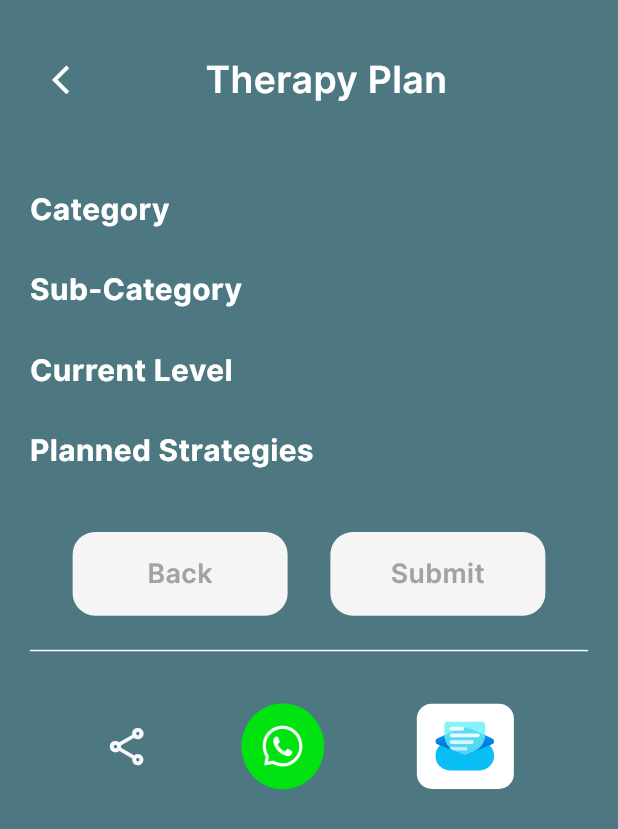
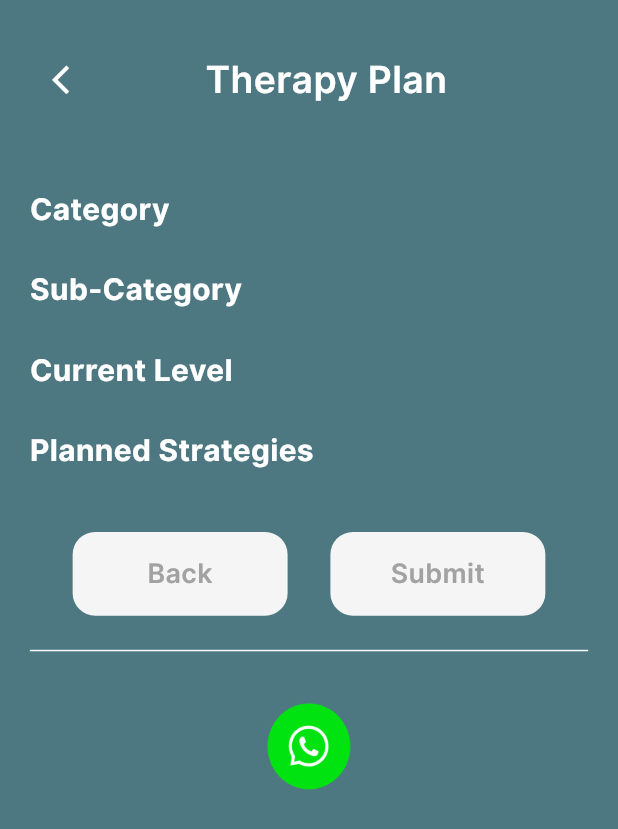
Before and after one commit to avadhworkzone/session_mate, a Flutter app: the TherapyPlan screen opened directly, on a phone screen of 412 x 824 dp. Shown: the top 829 px of the screen. Run offline on Flutter 3.47's test engine with Material 3 defaults, Android fonts, the light colour scheme and no system bars; our stand-ins replace carousel_slider, cloud_firestore, connectivity, firebase_auth, firebase_core, flutter_screenutil and 13 more; missing offline and left inert: credit_card_scanner, mailer, razorpay_flutter, worldtime; accounts and stored records are empty; project files that could hold a hidden picture were left out.

Commit message:
some chnages

```diff
--- a/lib/view/therapyPlanScreen/therapy_plan_screen.dart
+++ b/lib/view/therapyPlanScreen/therapy_plan_screen.dart
@@ -1,22 +1,15 @@
-import 'package:flutter/cupertino.dart';
 import 'package:flutter/material.dart';
-import 'package:flutter/widgets.dart';
 import 'package:flutter_screenutil/flutter_screenutil.dart';
 import 'package:get/get.dart';
-import 'package:session_mate/commonWidget/commom_textfield.dart';
 import 'package:session_mate/commonWidget/common_appbar.dart';
 import 'package:session_mate/commonWidget/custom_btn.dart';
 import 'package:session_mate/commonWidget/custom_text.dart';
 import 'package:session_mate/utils/app_colors.dart';
 import 'package:session_mate/utils/app_image_assets.dart';
 import 'package:session_mate/utils/app_string.dart';
-import 'package:session_mate/utils/common_methods.dart';
 import 'package:session_mate/utils/local_assets.dart';
 import 'package:session_mate/utils/size_config_utils.dart';
-import 'package:session_mate/view/bottomBar/bottom_bar_screen.dart';
-import 'package:session_mate/view/therapyPlanScreen/assessment_plan_screen.dart';
 import 'package:session_mate/viewModel/assessment_plan_view_model.dart';
-import 'package:session_mate/viewModel/bottom_bar_view_model.dart';
 import 'package:session_mate/viewModel/therapy_plan_view_model.dart';
 
 class TherapyPlan extends StatefulWidget {
@@ -232,8 +225,8 @@ class _TherapyPlanState extends State<TherapyPlan> {
                             CustomBtn(
                               onTap: () {
                                 therapyPlanViewModel.setTherapyData();
-                                therapyPlanViewModel.generateAndSendPDFOnEmail();
-
+                                therapyPlanViewModel
+                                    .generateAndSendPDFOnEmail();
                               },
                               height: 55.h,
                               width: 144.w,
@@ -278,11 +271,11 @@ class _TherapyPlanState extends State<TherapyPlan> {
                         Row(
                           mainAxisAlignment: MainAxisAlignment.spaceEvenly,
                           children: [
-                            Icon(
-                              Icons.share_outlined,
-                              color: AppColors.whiteFF,
-                              size: 30.w,
-                            ),
+                            // Icon(
+                            //   Icons.share_outlined,
+                            //   color: AppColors.whiteFF,
+                            //   size: 30.w,
+                            // ),
                             // Container(
                             //   decoration: BoxDecoration(
                             //       borderRadius: BorderRadius.circular(20),
@@ -300,8 +293,9 @@ class _TherapyPlanState extends State<TherapyPlan> {
                             //   ),
                             // ),
                             GestureDetector(
-                              onTap: (){
-                                therapyPlanViewModel.generateAndSendPdfOnWhatsApp();
+                              onTap: () {
+                                therapyPlanViewModel
+                                    .generateAndSendPdfOnWhatsApp();
                               },
                               child: LocalAssets(
                                 imagePath: AppImageAssets.whatsapp,
@@ -309,18 +303,18 @@ class _TherapyPlanState extends State<TherapyPlan> {
                                 width: 80.w,
                               ),
                             ),
-                            Container(
-                                height: 56.h,
-                                width: 65.w,
-                                decoration: BoxDecoration(
-                                  color: AppColors.white,
-                                  borderRadius: BorderRadius.circular(10),
-                                  // image: DecorationImage(image: LocalAssets(imagePath: AppImageAssets.download,boxFix: BoxFit.fill,imgColor: AppColors.primaryColor,)
-                                ),
-                                child: const Center(
-                                    child: LocalAssets(
-                                  imagePath: AppImageAssets.messageBox,
-                                ))),
+                            // Container(
+                            //     height: 56.h,
+                            //     width: 65.w,
+                            //     decoration: BoxDecoration(
+                            //       color: AppColors.white,
+                            //       borderRadius: BorderRadius.circular(10),
+                            //       // image: DecorationImage(image: LocalAssets(imagePath: AppImageAssets.download,boxFix: BoxFit.fill,imgColor: AppColors.primaryColor,)
+                            //     ),
+                            //     child: const Center(
+                            //         child: LocalAssets(
+                            //       imagePath: AppImageAssets.messageBox,
+                            //     ))),
                           ],
                         )
                       ],
```
Also changed, not shown: lib/view/homeScreen/home_screen.dart (+4 -3 lines), lib/view/therapyPlanScreen/assessment_plan_screen.dart (+3 -5 lines), lib/view/therapyPlanScreen/show_therapy_data.dart (added, +46 -0 lines), lib/viewModel/home_view_model.dart (+25 -0 lines).
